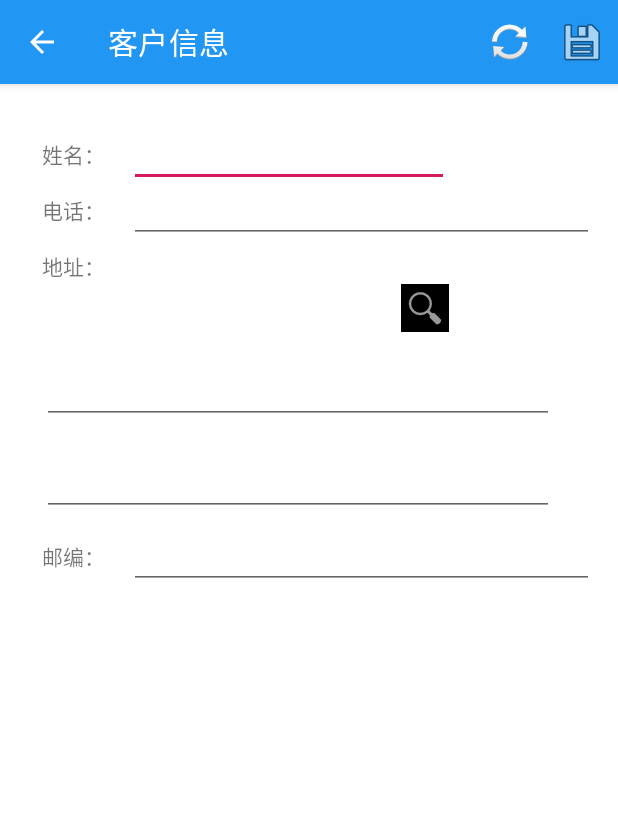
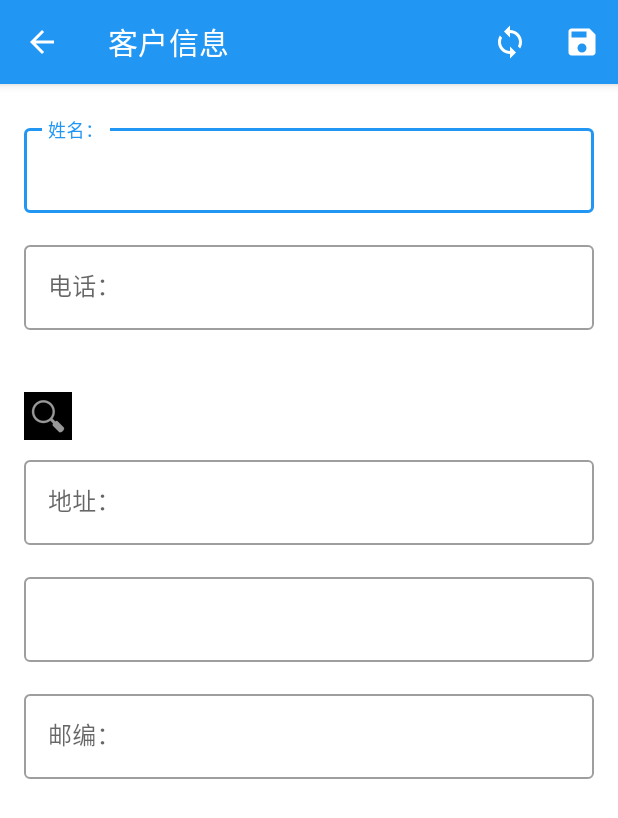
Before and after one commit to sakarie9/Extracelm11, an Android app: the CustomerEditActivity screen opened directly, with no data from a screen before it, on a phone screen of 412 x 824 dp. Shown: the top 818 px of the screen. Run offline under Robolectric (Android 15) with nearby library versions, the phone set to English and light mode, and no system bars; 1 statement that could not run was skipped.

Commit message:
1.PackageInfoActivity 添加 Actionbar 2.SetActivity 添加 ActionBar 动作 3.调整 CustomerEditActivity 功能和外观

```diff
--- /dev/null
+++ b/app/src/main/res/drawable-anydpi/ic_action_sync.xml
@@ -0,0 +1,10 @@
+<vector xmlns:android="http://schemas.android.com/apk/res/android"
+    android:width="24dp"
+    android:height="24dp"
+    android:viewportWidth="24"
+    android:viewportHeight="24"
+    android:tint="#FFFFFF">
+    <path
+        android:fillColor="#FF000000"
+        android:pathData="M12,4L12,1L8,5l4,4L12,6c3.31,0 6,2.69 6,6 0,1.01 -0.25,1.97 -0.7,2.8l1.46,1.46C19.54,15.03 20,13.57 20,12c0,-4.42 -3.58,-8 -8,-8zM12,18c-3.31,0 -6,-2.69 -6,-6 0,-1.01 0.25,-1.97 0.7,-2.8L5.24,7.74C4.46,8.97 4,10.43 4,12c0,4.42 3.58,8 8,8v3l4,-4 -4,-4v3z"/>
+</vector>
--- a/app/src/main/res/layout/activity_customer_edit.xml
+++ b/app/src/main/res/layout/activity_customer_edit.xml
@@ -1,4 +1,4 @@
-<RelativeLayout xmlns:android="http://schemas.android.com/apk/res/android"
+<LinearLayout xmlns:android="http://schemas.android.com/apk/res/android"
     xmlns:tools="http://schemas.android.com/tools"
     android:layout_width="match_parent"
     android:layout_height="match_parent"
@@ -6,114 +6,106 @@
     android:paddingLeft="@dimen/activity_horizontal_margin"
     android:paddingRight="@dimen/activity_horizontal_margin"
     android:paddingTop="@dimen/activity_vertical_margin"
-    tools:context="extrace.ui.misc.CustomerEditActivity" >
+    android:orientation="vertical"
+    tools:context="extrace.ui.misc.CustomerEditActivity$PlaceholderFragment" >
 
-    <TextView
-        android:id="@+id/textView1"
-        android:layout_width="wrap_content"
+    <com.google.android.material.textfield.TextInputLayout
+        style="@style/Widget.MaterialComponents.TextInputLayout.OutlinedBox"
+        android:layout_width="match_parent"
         android:layout_height="wrap_content"
-        android:layout_alignParentStart="true"
-        android:layout_alignParentTop="true"
-        android:layout_marginStart="12dp"
-        android:layout_marginTop="20dp"
-        android:text="@string/title_name" />
+        android:layout_marginTop="8dp"
+        android:layout_marginBottom="8dp">
 
-    <TextView
-        android:id="@+id/textView2"
-        android:layout_width="wrap_content"
+        <com.google.android.material.textfield.TextInputEditText
+            android:id="@+id/edtName"
+            android:layout_width="match_parent"
+            android:layout_height="wrap_content"
+            android:ems="10"
+            android:hint="@string/title_name"
+            android:inputType="text|textPersonName" />
+
+    </com.google.android.material.textfield.TextInputLayout>
+
+    <com.google.android.material.textfield.TextInputLayout
+        style="@style/Widget.MaterialComponents.TextInputLayout.OutlinedBox"
+        android:layout_width="match_parent"
         android:layout_height="wrap_content"
-        android:layout_alignStart="@+id/textView1"
-        android:layout_below="@+id/textView1"
-        android:layout_marginTop="16dp"
-        android:text="@string/title_tel_code" />
+        android:layout_marginTop="8dp"
+        android:layout_marginBottom="8dp">
 
-    <TextView
-        android:id="@+id/textView3"
-        android:layout_width="wrap_content"
-        android:layout_height="wrap_content"
-        android:layout_alignStart="@+id/textView2"
-        android:layout_below="@+id/textView2"
-        android:layout_marginTop="16dp"
-        android:text="@string/title_addr_code" />
+        <com.google.android.material.textfield.TextInputEditText
+            android:id="@+id/edtTelCode"
+            android:layout_width="match_parent"
+            android:layout_height="wrap_content"
+            android:ems="10"
+            android:hint="@string/title_tel_code"
+            android:inputType="textPhonetic|phone"  />
 
-    <EditText
-        android:id="@+id/edtName"
-        android:layout_width="wrap_content"
-        android:layout_height="wrap_content"
-        android:layout_alignBaseline="@+id/textView1"
-        android:layout_alignBottom="@+id/textView1"
-        android:layout_marginStart="16dp"
-        android:layout_toEndOf="@+id/textView1"
-        android:ems="10"
-        android:inputType="text|textPersonName" >
-    </EditText>
+    </com.google.android.material.textfield.TextInputLayout>
 
-    <EditText
-        android:id="@+id/edtTelCode"
-        android:layout_width="wrap_content"
-        android:layout_height="wrap_content"
-        android:layout_alignBaseline="@+id/textView2"
-        android:layout_alignBottom="@+id/textView2"
-        android:layout_alignStart="@+id/edtName"
-        android:ems="16"
-        android:inputType="textPhonetic|phone" />
 
     <TextView
         android:id="@+id/txtRegion"
         android:layout_width="wrap_content"
         android:layout_height="wrap_content"
-        android:layout_alignStart="@+id/textView3"
-        android:layout_below="@+id/textView3"
-        android:layout_marginTop="14dp"
-        android:layout_toStartOf="@+id/btGetRegion" />
+        android:layout_marginTop="14dp" />
 
     <ImageButton
         android:id="@+id/btnGetRegion"
         android:layout_width="wrap_content"
         android:layout_height="wrap_content"
-        android:layout_alignBottom="@+id/txtRegion"
-        android:layout_alignEnd="@+id/edtName"
+
         android:background="#000000"
         android:src="@android:drawable/ic_menu_search" />
 
-    <EditText
-        android:id="@+id/edtAddr"
-        android:layout_width="wrap_content"
+    <com.google.android.material.textfield.TextInputLayout
+        style="@style/Widget.MaterialComponents.TextInputLayout.OutlinedBox"
+        android:layout_width="match_parent"
         android:layout_height="wrap_content"
-        android:layout_alignStart="@+id/txtRegion"
-        android:layout_below="@+id/txtRegion"
-        android:layout_marginTop="16dp"
-        android:ems="16"
-        android:inputType="textPostalAddress" />
+        android:layout_marginTop="8dp"
+        android:layout_marginBottom="8dp">
 
-    <EditText
-        android:id="@+id/edtDpt"
-        android:layout_width="wrap_content"
+        <com.google.android.material.textfield.TextInputEditText
+            android:id="@+id/edtAddr"
+            android:layout_width="match_parent"
+            android:layout_height="wrap_content"
+            android:ems="16"
+            android:hint="@string/title_addr_code"
+            android:inputType="textPostalAddress" />
+
+    </com.google.android.material.textfield.TextInputLayout>
+
+    <com.google.android.material.textfield.TextInputLayout
+        style="@style/Widget.MaterialComponents.TextInputLayout.OutlinedBox"
+        android:layout_width="match_parent"
         android:layout_height="wrap_content"
-        android:layout_alignStart="@+id/edtAddr"
-        android:layout_below="@+id/edtAddr"
-        android:layout_marginTop="16dp"
-        android:ems="16"
-        android:inputType="textPostalAddress" />
+        android:layout_marginTop="8dp"
+        android:layout_marginBottom="8dp">
 
-    <TextView
-        android:id="@+id/textView4"
-        android:layout_width="wrap_content"
+        <com.google.android.material.textfield.TextInputEditText
+            android:id="@+id/edtDpt"
+            android:layout_width="match_parent"
+            android:layout_height="wrap_content"
+            android:ems="16"
+            android:inputType="textPostalAddress" />
+
+    </com.google.android.material.textfield.TextInputLayout>
+
+    <com.google.android.material.textfield.TextInputLayout
+        style="@style/Widget.MaterialComponents.TextInputLayout.OutlinedBox"
+        android:layout_width="match_parent"
         android:layout_height="wrap_content"
-        android:layout_alignStart="@+id/textView3"
-        android:layout_below="@+id/edtDpt"
-        android:layout_marginTop="16dp"
-        android:text="@string/title_post_code" />
+        android:layout_marginTop="8dp"
+        android:layout_marginBottom="8dp">
 
+        <com.google.android.material.textfield.TextInputEditText
+            android:id="@+id/edtPostCode"
+            android:layout_width="match_parent"
+            android:layout_height="wrap_content"
+            android:ems="16"
+            android:hint="@string/title_post_code"
+            android:inputType="textPhonetic|phone"  />
 
-    <EditText
-        android:id="@+id/edtPostCode"
-        android:layout_width="wrap_content"
-        android:layout_height="wrap_content"
-        android:layout_alignBaseline="@+id/textView4"
-        android:layout_alignBottom="@+id/textView4"
-        android:layout_alignStart="@+id/edtName"
-        android:ems="16"
-        android:inputType="textPhonetic|phone" />
+    </com.google.android.material.textfield.TextInputLayout>
 
-</RelativeLayout>
+</LinearLayout>
--- a/app/src/main/res/menu/customer_edit.xml
+++ b/app/src/main/res/menu/customer_edit.xml
@@ -5,12 +5,12 @@
 
     <item android:id="@+id/action_refresh"
           android:title="@string/action_refresh"
-          android:icon="@android:drawable/ic_popup_sync"
+          android:icon="@drawable/ic_action_sync"
           app:showAsAction="ifRoom" />
 
  	<item android:id="@+id/action_ok"
           android:title="@string/action_ok"
-	      android:icon="@android:drawable/ic_menu_save"
+	      android:icon="@drawable/ic_action_save"
           app:showAsAction="ifRoom" />
 
 </menu>
--- a/app/src/main/res/menu/customer_list.xml
+++ b/app/src/main/res/menu/customer_list.xml
@@ -22,7 +22,7 @@
 
     <item
         android:id="@+id/action_ok"
-        android:icon="@drawable/ic_save_white_24dp"
+        android:icon="@drawable/ic_action_save"
         android:title="@string/action_ok"
         app:showAsAction="ifRoom" />
 
--- a/app/src/main/res/values/strings.xml
+++ b/app/src/main/res/values/strings.xml
@@ -178,5 +178,15 @@
     <string name="url">URL</string>
     <string name="region">Region</string>
     <string name="package_number">Package Number</string>
+    <string name="package_info">Package Info</string>
+    <string name="contents_not_saved">The information you typed has\'t been saved.</string>
+    <string name="exit">Exit</string>
+    <string name="error_name_null">Name can\'t be null!</string>
+    <string name="error_name_short">Name is too short!</string>
+    <string name="error_phone_null">Phone number can\'t be null!</string>
+    <string name="error_phone_short">Phone number is too short!</string>
+    <string name="error_phone_format">Incorrect phone number format!</string>
+    <string name="error_address_null">Address can\'t be null!</string>
+    <string name="error_region_null">Region can\'t be null!</string>
 
 </resources>
```
Also changed, not shown: app/src/main/AndroidManifest.xml (+8 -8 lines), app/src/main/java/extrace/ui/domain/PackageInfoActivity.java (+42 -4 lines), app/src/main/java/extrace/ui/main/SetActivity.java (+32 -0 lines), app/src/main/java/extrace/ui/misc/CustomerEditActivity.java (+31 -36 lines), app/src/main/res/drawable-anydpi/ic_action_done.xml (added, +11 -0 lines), app/src/main/res/menu/menu_confirm.xml (added, +10 -0 lines), app/src/main/res/drawable-hdpi/ic_action_done.png (added), app/src/main/res/drawable-hdpi/ic_action_sync.png (added), app/src/main/res/drawable-mdpi/ic_action_done.png (added), app/src/main/res/drawable-mdpi/ic_action_sync.png (added), app/src/main/res/drawable-xhdpi/ic_action_done.png (added), app/src/main/res/drawable-xhdpi/ic_action_sync.png (added), app/src/main/res/drawable-xxhdpi/ic_action_done.png (added), app/src/main/res/drawable-xxhdpi/ic_action_sync.png (added), 1 more files.
